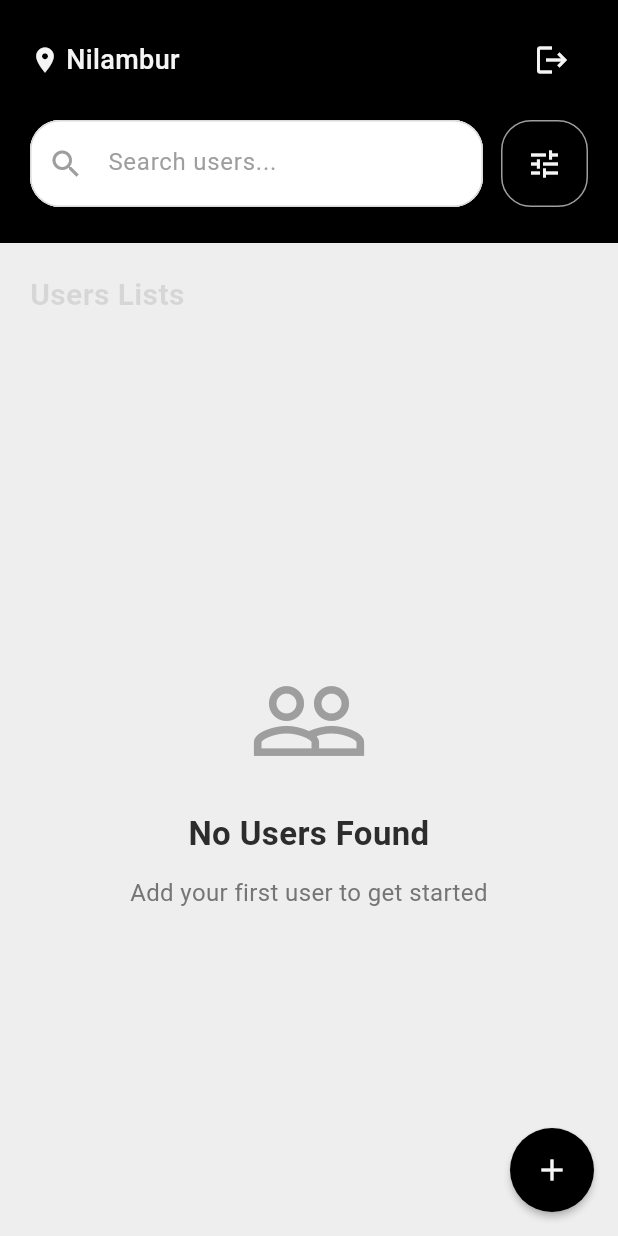
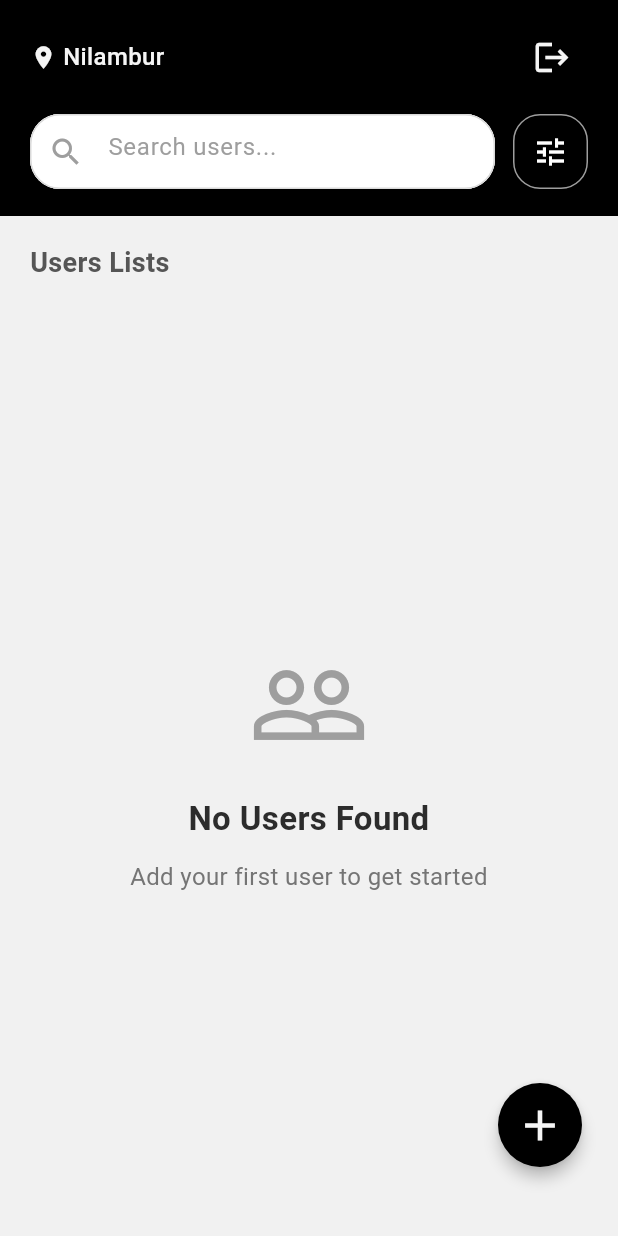
Before and after one commit to Abdulsathar27/totalXtask, a Flutter app: the HomeScreen screen opened directly, on a phone screen of 412 x 824 dp. Run offline on Flutter 3.47's test engine with Material 3 defaults, Android fonts, the phone set to English and light mode, and no system bars; our stand-ins replace cached_network_image, cloud_firestore, firebase_auth, firebase_core, firebase_storage, google_sign_in and 1 more; accounts and stored records are empty; network calls fail.

Commit message:
feat: create reusable custom text field widget

```diff
--- a/lib/views/home/home_screen.dart
+++ b/lib/views/home/home_screen.dart
@@ -27,127 +27,260 @@ class HomeScreen extends StatelessWidget {
         }
 
         return Scaffold(
-          backgroundColor: const Color(0xFFEEEEEE),
+          backgroundColor: const Color(0xFFF1F1F1),
 
-          floatingActionButton: FloatingActionButton(
+          floatingActionButtonLocation:
+              FloatingActionButtonLocation.endFloat,
+
+          floatingActionButton: Padding(
+            padding: const EdgeInsets.only(
+              bottom: 30,
+              right: 8,
+            ),
+            child: FloatingActionButton(
               backgroundColor: AppColors.black,
-            elevation: 2,
+
+              elevation: 4,
+
               shape: RoundedRectangleBorder(
-              borderRadius: BorderRadius.circular(30),
+                borderRadius: BorderRadius.circular(100),
               ),
+
               onPressed: () async {
                 await Navigator.push(
                   context,
                   MaterialPageRoute(
-                  builder: (_) => const AddUserScreen(),
+                    builder: (_) =>
+                        const AddUserScreen(),
                   ),
                 );
+
                 if (context.mounted) {
                   userProvider.resetPagination();
-                await userProvider.fetchPaginatedUsers();
+
+                  await userProvider
+                      .fetchPaginatedUsers();
                 }
               },
-            child: const Icon(Icons.add, color: AppColors.scaffoldBackground),
+
+              child: const Icon(
+                Icons.add,
+                size: 34,
+                color:
+                    AppColors.scaffoldBackground,
+              ),
+            ),
           ),
 
           body: SafeArea(
             child: Column(
-              crossAxisAlignment: CrossAxisAlignment.start,
+              crossAxisAlignment:
+                  CrossAxisAlignment.start,
               children: [
-                // Header: location row
                 Container(
+                  width: double.infinity,
+
+                  padding:
+                      const EdgeInsets.only(
+                    left:
+                        AppSpacing.screenPadding,
+                    right:
+                        AppSpacing.screenPadding,
+                    top: 14,
+                    bottom: 18,
+                  ),
+
+                  decoration:
+                      const BoxDecoration(
                     color: AppColors.black,
-                  padding: const EdgeInsets.only(
-                    left: AppSpacing.screenPadding,
-                    right: AppSpacing.screenPadding,
-                    top: 16,
-                    bottom: 24,
                   ),
+
                   child: Column(
-                    crossAxisAlignment: CrossAxisAlignment.start,
+                    crossAxisAlignment:
+                        CrossAxisAlignment
+                            .start,
                     children: [
-                      // Location row
                       Row(
-                        mainAxisAlignment: MainAxisAlignment.spaceBetween,
+                        mainAxisAlignment:
+                            MainAxisAlignment
+                                .spaceBetween,
                         children: [
                           Row(
                             children: const [
-                              Icon(Icons.location_on, color: AppColors.scaffoldBackground, size: 20),
+                              Icon(
+                                Icons.location_on,
+                                color: AppColors
+                                    .scaffoldBackground,
+                                size: 18,
+                              ),
+
                               SizedBox(width: 4),
+
                               Text(
                                 'Nilambur',
+
                                 style: TextStyle(
-                                  color: AppColors.scaffoldBackground,
-                                  fontSize: 18,
-                                  fontWeight: FontWeight.w500,
+                                  color: AppColors
+                                      .scaffoldBackground,
+
+                                  fontSize: 16,
+
+                                  fontWeight:
+                                      FontWeight
+                                          .w500,
                                 ),
                               ),
                             ],
                           ),
+
                           IconButton(
-                            onPressed: () async {
+                            onPressed:
+                                () async {
                               try {
-                                await context.read<AuthController>().signOut();
-                                if (context.mounted) {
+                                await context
+                                    .read<
+                                        AuthController>()
+                                    .signOut();
+
+                                if (context
+                                    .mounted) {
                                   Navigator.pushAndRemoveUntil(
                                     context,
                                     MaterialPageRoute(
-                                      builder: (_) => const LoginScreen(),
+                                      builder:
+                                          (_) =>
+                                              const LoginScreen(),
                                     ),
-                                    (route) => false,
+                                    (
+                                      route,
+                                    ) =>
+                                        false,
                                   );
                                 }
                               } catch (e) {
-                                SnackbarHelper.showErrorSnackBar(
-                                  context: context,
-                                  message: 'Logout failed',
+                                SnackbarHelper
+                                    .showErrorSnackBar(
+                                  context:
+                                      context,
+                                  message:
+                                      'Logout failed',
                                 );
                               }
                             },
-                            icon: const Icon(Icons.logout, color: AppColors.scaffoldBackground),
+
+                            icon:
+                                const Icon(
+                              Icons.logout,
+
+                              color: AppColors
+                                  .scaffoldBackground,
+
+                              size: 26,
+                            ),
                           ),
                         ],
                       ),
 
-                      const SizedBox(height: 16),
+                      const SizedBox(
+                        height: 14,
+                      ),
 
-                      // Search + filter row
                       Row(
                         children: [
                           Expanded(
-                            child: CustomSearchBar(
-                              controller: userProvider.searchController,
-                              onChanged: (value) {
-                                userProvider.searchUsers(value);
+                            child:
+                                CustomSearchBar(
+                              controller:
+                                  userProvider
+                                      .searchController,
+
+                              onChanged:
+                                  (
+                                    value,
+                                  ) {
+                                userProvider
+                                    .searchUsers(
+                                  value,
+                                );
                               },
                             ),
                           ),
-                          const SizedBox(width: AppSpacing.mediumSpacing),
-                          PopupMenuButton<SortType>(
-                            onSelected: (SortType value) {
-                              userProvider.sortUsers(value);
+
+                          const SizedBox(
+                            width: 12,
+                          ),
+
+                          PopupMenuButton<
+                              SortType>(
+                            onSelected:
+                                (
+                                  SortType
+                                      value,
+                                ) {
+                              userProvider
+                                  .sortUsers(
+                                value,
+                              );
                             },
-                            itemBuilder: (context) => [
+
+                            itemBuilder:
+                                (
+                                  context,
+                                ) =>
+                                    [
                               const PopupMenuItem(
-                                value: SortType.ageAscending,
-                                child: Text('Age Ascending'),
+                                value: SortType
+                                    .ageAscending,
+
+                                child: Text(
+                                  'Age Ascending',
                                 ),
+                              ),
+
                               const PopupMenuItem(
-                                value: SortType.ageDescending,
-                                child: Text('Age Descending'),
+                                value: SortType
+                                    .ageDescending,
+
+                                child: Text(
+                                  'Age Descending',
+                                ),
                               ),
                             ],
-                            child: Container(
-                              width: 58,
-                              height: 58,
-                              decoration: BoxDecoration(
-                                color: AppColors.black,
-                                border: Border.all(color:AppColors.hintGrey ),
-                                borderRadius: BorderRadius.circular(
-                                  AppSpacing.inputRadius,
+
+                            child:
+                                Container(
+                              width: 50,
+                              height: 50,
+
+                              decoration:
+                                  BoxDecoration(
+                                color:
+                                    AppColors
+                                        .black,
+
+                                border:
+                                    Border.all(
+                                  color:
+                                      AppColors
+                                          .hintGrey,
+                                ),
+
+                                borderRadius:
+                                    BorderRadius.circular(
+                                  18,
                                 ),
                               ),
-                              child: const Icon(Icons.tune, color: AppColors.scaffoldBackground),
+
+                              child:
+                                  const Icon(
+                                Icons.tune,
+
+                                size: 24,
+
+                                color:
+                                    AppColors
+                                        .white,
+                              ),
                             ),
                           ),
                         ],
@@ -156,74 +289,140 @@ class HomeScreen extends StatelessWidget {
                   ),
                 ),
 
-                const SizedBox(height: 20),
+                const SizedBox(
+                  height: 18,
+                ),
 
-                // "Users Lists" label
-                Padding(
-                  padding: const EdgeInsets.symmetric(
-                    horizontal: AppSpacing.screenPadding,
+                const Padding(
+                  padding:
+                      EdgeInsets.symmetric(
+                    horizontal:
+                        AppSpacing.screenPadding,
                   ),
-                  child: const Text(
+
+                  child: Text(
                     'Users Lists',
+
                     style: TextStyle(
-                      fontSize: 20,
-                      fontWeight: FontWeight.w700,
-                      color: AppColors.cardShadow,
+                      fontSize: 18,
+
+                      fontWeight:
+                          FontWeight.w700,
+
+                      color:
+                          Color(0xFF555555),
                     ),
                   ),
                 ),
 
-                const SizedBox(height: 12),
+                const SizedBox(
+                  height: 14,
+                ),
 
-                // List area
                 Expanded(
-                  child: userProvider.filteredUsers.isEmpty &&
-                          userProvider.isPaginationLoading
-                      ? const Center(child: CircularProgressIndicator())
+                  child:
+                      userProvider
+                                  .filteredUsers
+                                  .isEmpty &&
+                              userProvider
+                                  .isPaginationLoading
+                          ? const Center(
+                              child:
+                                  CircularProgressIndicator(),
+                            )
                           : RefreshIndicator(
-                          onRefresh: () async {
-                            userProvider.resetPagination();
-                            await userProvider.fetchPaginatedUsers();
+                              onRefresh:
+                                  () async {
+                                userProvider
+                                    .resetPagination();
+
+                                await userProvider
+                                    .fetchPaginatedUsers();
                               },
-                          child: NotificationListener<ScrollNotification>(
-                            onNotification: (scrollInfo) {
-                              if (scrollInfo.metrics.pixels >=
-                                  scrollInfo.metrics.maxScrollExtent - 200) {
-                                userProvider.fetchPaginatedUsers();
+
+                              child:
+                                  NotificationListener<
+                                      ScrollNotification>(
+                                onNotification:
+                                    (
+                                      scrollInfo,
+                                    ) {
+                                  if (scrollInfo
+                                          .metrics
+                                          .pixels >=
+                                      scrollInfo
+                                              .metrics
+                                              .maxScrollExtent -
+                                          200) {
+                                    userProvider
+                                        .fetchPaginatedUsers();
                                   }
+
                                   return false;
                                 },
-                            child: userProvider.filteredUsers.isEmpty
+
+                                child:
+                                    userProvider
+                                            .filteredUsers
+                                            .isEmpty
                                         ? const EmptyStateWidget(
-                                    icon: Icons.people_outline,
-                                    title: 'No Users Found',
+                                            icon:
+                                                Icons.people_outline,
+
+                                            title:
+                                                'No Users Found',
+
                                             subtitle:
                                                 'Add your first user to get started',
                                           )
                                         : ListView.builder(
                                             physics:
                                                 const AlwaysScrollableScrollPhysics(),
-                                    padding: const EdgeInsets.symmetric(
-                                      horizontal: AppSpacing.screenPadding,
+
+                                            padding:
+                                                const EdgeInsets.symmetric(
+                                              horizontal:
+                                                  AppSpacing.screenPadding,
                                             ),
+
                                             itemCount:
                                                 userProvider.filteredUsers.length +
                                                     (userProvider.isPaginationLoading
                                                         ? 1
                                                         : 0),
-                                    itemBuilder: (context, index) {
+
+                                            itemBuilder:
+                                                (
+                                                  context,
+                                                  index,
+                                                ) {
                                               if (index ==
-                                          userProvider.filteredUsers.length) {
+                                                  userProvider
+                                                      .filteredUsers
+                                                      .length) {
                                                 return const Padding(
-                                          padding: EdgeInsets.all(16),
-                                          child: Center(
-                                            child: CircularProgressIndicator(),
+                                                  padding:
+                                                      EdgeInsets.all(
+                                                    16,
+                                                  ),
+
+                                                  child:
+                                                      Center(
+                                                    child:
+                                                        CircularProgressIndicator(),
                                                   ),
                                                 );
                                               }
+
                                               final user =
-                                          userProvider.filteredUsers[index];
-                                      return UserCard(user: user);
+                                                  userProvider
+                                                          .filteredUsers[
+                                                      index];
+
+                                              return UserCard(
+                                                user:
+                                                    user,
+                                              );
                                             },
                                           ),
                               ),
--- a/lib/widgets/custom_search_bar.dart
+++ b/lib/widgets/custom_search_bar.dart
@@ -18,7 +18,7 @@ class CustomSearchBar
   @override
   Widget build(BuildContext context) {
     return Container(
-      height: 58,
+      height: 50,
 
       decoration: BoxDecoration(
         color: AppColors.white,
```
Also changed, not shown: lib/widgets/custom_textfield.dart (+97 -0 lines). Lines whose indentation alone changed are shown as unchanged.
